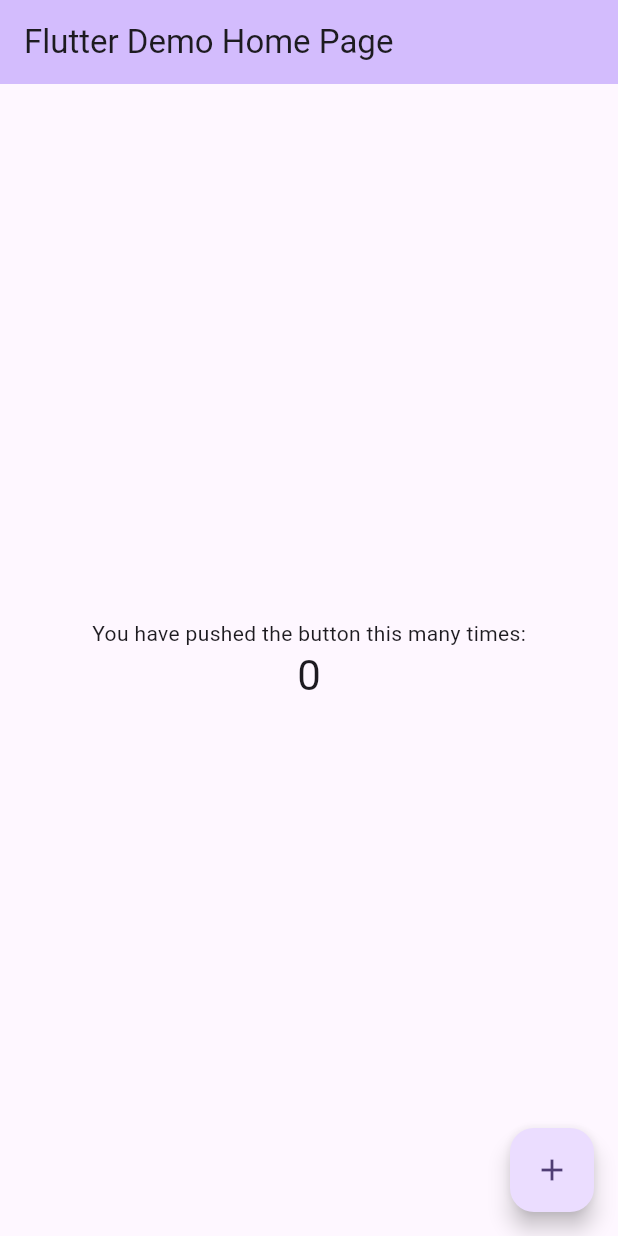
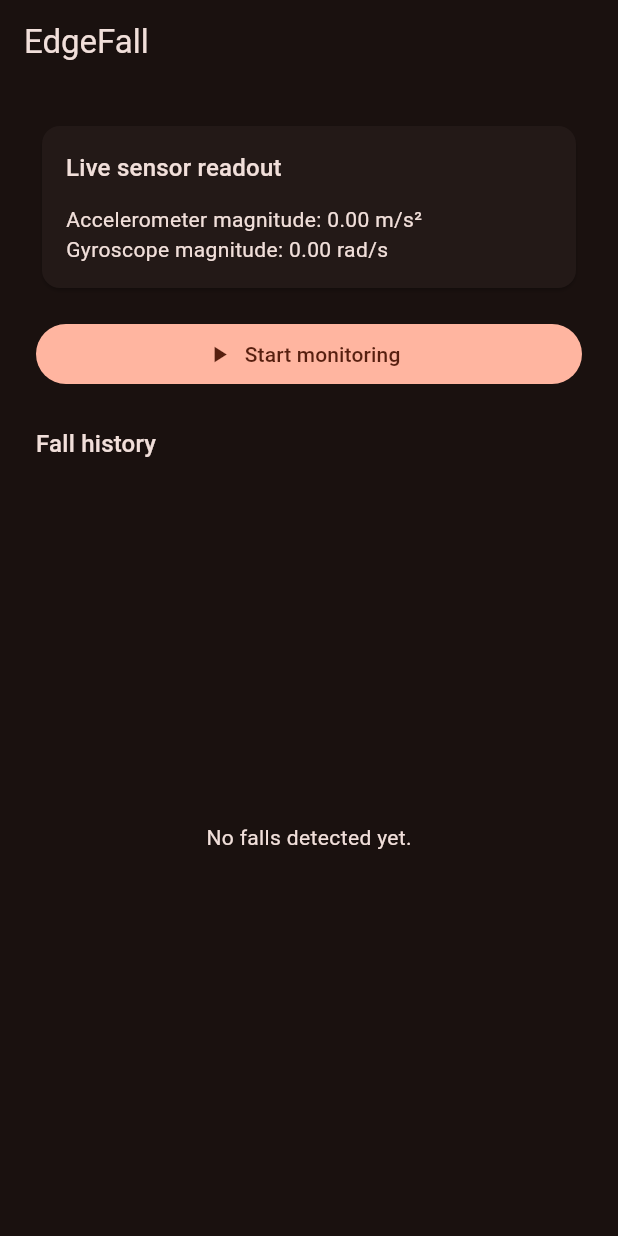
Before and after one commit to altf4-games/EdgeFall, a Flutter app: the screen it shows after launch, on a phone screen of 412 x 824 dp. Run offline on Flutter 3.47's test engine with Material 3 defaults, Android fonts, the phone set to English and light mode, and no system bars; our stand-ins replace flutter_local_notifications, sensors_plus; missing offline and left inert: flutter_background_service; statements that could not run were skipped.

Commit message:
Implement threshold-based fall detection with background service and local alerts

```diff
--- a/lib/main.dart
+++ b/lib/main.dart
@@ -1,122 +1,182 @@
+import 'dart:async';
+
 import 'package:flutter/material.dart';
+import 'package:flutter_background_service/flutter_background_service.dart';
+import 'package:sensors_plus/sensors_plus.dart';
 
-void main() {
-  runApp(const MyApp());
+import 'models/motion_sample.dart';
+import 'services/background_service.dart';
+import 'services/notification_service.dart';
+
+void main() async {
+  WidgetsFlutterBinding.ensureInitialized();
+  await NotificationService.init();
+  await initBackgroundService();
+  runApp(const EdgeFallApp());
 }
 
-class MyApp extends StatelessWidget {
-  const MyApp({super.key});
+class EdgeFallApp extends StatelessWidget {
+  const EdgeFallApp({super.key});
 
-  // This widget is the root of your application.
   @override
   Widget build(BuildContext context) {
     return MaterialApp(
-      title: 'Flutter Demo',
+      title: 'EdgeFall',
       theme: ThemeData(
-        // This is the theme of your application.
-        //
-        // TRY THIS: Try running your application with "flutter run". You'll see
-        // the application has a purple toolbar. Then, without quitting the app,
-        // try changing the seedColor in the colorScheme below to Colors.green
-        // and then invoke "hot reload" (save your changes or press the "hot
-        // reload" button in a Flutter-supported IDE, or press "r" if you used
-        // the command line to start the app).
-        //
-        // Notice that the counter didn't reset back to zero; the application
-        // state is not lost during the reload. To reset the state, use hot
-        // restart instead.
-        //
-        // This works for code too, not just values: Most code changes can be
-        // tested with just a hot reload.
-        colorScheme: .fromSeed(seedColor: Colors.deepPurple),
+        colorSchemeSeed: Colors.deepOrange,
+        brightness: Brightness.dark,
+        useMaterial3: true,
       ),
-      home: const MyHomePage(title: 'Flutter Demo Home Page'),
+      home: const MonitorPage(),
     );
   }
 }
 
-class MyHomePage extends StatefulWidget {
-  const MyHomePage({super.key, required this.title});
-
-  // This widget is the home page of your application. It is stateful, meaning
-  // that it has a State object (defined below) that contains fields that affect
-  // how it looks.
-
-  // This class is the configuration for the state. It holds the values (in this
-  // case the title) provided by the parent (in this case the App widget) and
-  // used by the build method of the State. Fields in a Widget subclass are
-  // always marked "final".
-
-  final String title;
+class MonitorPage extends StatefulWidget {
+  const MonitorPage({super.key});
 
   @override
-  State<MyHomePage> createState() => _MyHomePageState();
+  State<MonitorPage> createState() => _MonitorPageState();
 }
 
-class _MyHomePageState extends State<MyHomePage> {
-  int _counter = 0;
+class _MonitorPageState extends State<MonitorPage> {
+  StreamSubscription<AccelerometerEvent>? _accelSub;
+  StreamSubscription<GyroscopeEvent>? _gyroSub;
+  StreamSubscription<Map<String, dynamic>?>? _fallSub;
 
-  void _incrementCounter() {
-    setState(() {
-      // This call to setState tells the Flutter framework that something has
-      // changed in this State, which causes it to rerun the build method below
-      // so that the display can reflect the updated values. If we changed
-      // _counter without calling setState(), then the build method would not be
-      // called again, and so nothing would appear to happen.
-      _counter++;
+  double _accelMagnitude = 0;
+  double _gyroMagnitude = 0;
+  bool _monitoring = false;
+  final List<DateTime> _fallHistory = [];
+
+  @override
+  void initState() {
+    super.initState();
+    _subscribeToRawSensors();
+    _fallSub = FlutterBackgroundService()
+        .on(fallEventChannel)
+        .listen(_onFallDetected);
+    FlutterBackgroundService().isRunning().then((running) {
+      if (mounted) setState(() => _monitoring = running);
     });
+  }
+
+  void _subscribeToRawSensors() {
+    _accelSub = accelerometerEventStream(
+      samplingPeriod: SensorInterval.uiInterval,
+    ).listen((event) {
+      if (!mounted) return;
+      setState(() {
+        _accelMagnitude =
+            MotionSample.magnitude(event.x, event.y, event.z);
+      });
+    });
+    _gyroSub = gyroscopeEventStream(
+      samplingPeriod: SensorInterval.uiInterval,
+    ).listen((event) {
+      if (!mounted) return;
+      setState(() {
+        _gyroMagnitude = MotionSample.magnitude(event.x, event.y, event.z);
+      });
+    });
+  }
+
+  void _onFallDetected(Map<String, dynamic>? event) {
+    if (event == null) return;
+    final timestamp = DateTime.parse(event['timestamp'] as String);
+    setState(() => _fallHistory.insert(0, timestamp));
+    if (mounted) {
+      showDialog(
+        context: context,
+        builder: (context) => AlertDialog(
+          title: const Text('Possible fall detected'),
+          content: Text(
+              'A fall-like impact was detected at ${_formatTime(timestamp)}.'),
+          actions: [
+            TextButton(
+              onPressed: () => Navigator.of(context).pop(),
+              child: const Text('OK'),
+            ),
+          ],
+        ),
+      );
+    }
+  }
+
+  Future<void> _toggleMonitoring() async {
+    final service = FlutterBackgroundService();
+    if (_monitoring) {
+      service.invoke('stopService');
+      await NotificationService.cancelMonitoringStatus();
+      setState(() => _monitoring = false);
+    } else {
+      await service.startService();
+      setState(() => _monitoring = true);
+    }
+  }
+
+  String _formatTime(DateTime t) =>
+      '${t.hour.toString().padLeft(2, '0')}:${t.minute.toString().padLeft(2, '0')}:${t.second.toString().padLeft(2, '0')}';
+
+  @override
+  void dispose() {
+    _accelSub?.cancel();
+    _gyroSub?.cancel();
+    _fallSub?.cancel();
+    super.dispose();
   }
 
   @override
   Widget build(BuildContext context) {
-    // This method is rerun every time setState is called, for instance as done
-    // by the _incrementCounter method above.
-    //
-    // The Flutter framework has been optimized to make rerunning build methods
-    // fast, so that you can just rebuild anything that needs updating rather
-    // than having to individually change instances of widgets.
     return Scaffold(
-      appBar: AppBar(
-        // TRY THIS: Try changing the color here to a specific color (to
-        // Colors.amber, perhaps?) and trigger a hot reload to see the AppBar
-        // change color while the other colors stay the same.
-        backgroundColor: Theme.of(context).colorScheme.inversePrimary,
-        // Here we take the value from the MyHomePage object that was created by
-        // the App.build method, and use it to set our appbar title.
-        title: Text(widget.title),
-      ),
-      body: Center(
-        // Center is a layout widget. It takes a single child and positions it
-        // in the middle of the parent.
+      appBar: AppBar(title: const Text('EdgeFall')),
+      body: Padding(
+        padding: const EdgeInsets.all(24),
         child: Column(
-          // Column is also a layout widget. It takes a list of children and
-          // arranges them vertically. By default, it sizes itself to fit its
-          // children horizontally, and tries to be as tall as its parent.
-          //
-          // Column has various properties to control how it sizes itself and
-          // how it positions its children. Here we use mainAxisAlignment to
-          // center the children vertically; the main axis here is the vertical
-          // axis because Columns are vertical (the cross axis would be
-          // horizontal).
-          //
-          // TRY THIS: Invoke "debug painting" (choose the "Toggle Debug Paint"
-          // action in the IDE, or press "p" in the console), to see the
-          // wireframe for each widget.
-          mainAxisAlignment: .center,
+          crossAxisAlignment: CrossAxisAlignment.stretch,
           children: [
-            const Text('You have pushed the button this many times:'),
-            Text(
-              '$_counter',
-              style: Theme.of(context).textTheme.headlineMedium,
+            Card(
+              child: Padding(
+                padding: const EdgeInsets.all(16),
+                child: Column(
+                  crossAxisAlignment: CrossAxisAlignment.start,
+                  children: [
+                    Text('Live sensor readout',
+                        style: Theme.of(context).textTheme.titleMedium),
+                    const SizedBox(height: 12),
+                    Text(
+                        'Accelerometer magnitude: ${_accelMagnitude.toStringAsFixed(2)} m/s²'),
+                    Text(
+                        'Gyroscope magnitude: ${_gyroMagnitude.toStringAsFixed(2)} rad/s'),
+                  ],
+                ),
+              ),
+            ),
+            const SizedBox(height: 16),
+            FilledButton.icon(
+              onPressed: _toggleMonitoring,
+              icon: Icon(_monitoring ? Icons.stop : Icons.play_arrow),
+              label: Text(
+                  _monitoring ? 'Stop monitoring' : 'Start monitoring'),
+            ),
+            const SizedBox(height: 24),
+            Text('Fall history', style: Theme.of(context).textTheme.titleMedium),
+            const SizedBox(height: 8),
+            Expanded(
+              child: _fallHistory.isEmpty
+                  ? const Center(child: Text('No falls detected yet.'))
+                  : ListView.builder(
+                      itemCount: _fallHistory.length,
+                      itemBuilder: (context, index) => ListTile(
+                        leading: const Icon(Icons.warning_amber_rounded,
+                            color: Colors.orange),
+                        title: Text(_formatTime(_fallHistory[index])),
+                      ),
+                    ),
             ),
           ],
         ),
       ),
-      floatingActionButton: FloatingActionButton(
-        onPressed: _incrementCounter,
-        tooltip: 'Increment',
-        child: const Icon(Icons.add),
-      ),
     );
   }
 }
--- /dev/null
+++ b/lib/models/motion_sample.dart
@@ -0,0 +1,18 @@
+import 'dart:math';
+
+/// One synchronized reading of accelerometer + gyroscope magnitudes.
+class MotionSample {
+  final DateTime timestamp;
+  final double accelMagnitude; // m/s^2, includes gravity
+  final double gyroMagnitude; // rad/s
+
+  MotionSample({
+    required this.timestamp,
+    required this.accelMagnitude,
+    required this.gyroMagnitude,
+  });
+
+  static double magnitude(double x, double y, double z) {
+    return sqrt(x * x + y * y + z * z);
+  }
+}
--- /dev/null
+++ b/lib/services/notification_service.dart
@@ -0,0 +1,79 @@
+import 'package:flutter_local_notifications/flutter_local_notifications.dart';
+
+class NotificationService {
+  static final FlutterLocalNotificationsPlugin _plugin =
+      FlutterLocalNotificationsPlugin();
+
+  static const AndroidNotificationChannel monitoringChannel =
+      AndroidNotificationChannel(
+    'edgefall_monitoring',
+    'Fall monitoring',
+    description: 'Shows that EdgeFall is actively watching for falls.',
+    importance: Importance.low,
+  );
+
+  static const AndroidNotificationChannel alertChannel =
+      AndroidNotificationChannel(
+    'edgefall_alert',
+    'Fall alerts',
+    description: 'Triggered when a possible fall is detected.',
+    importance: Importance.max,
+  );
+
+  static Future<void> init() async {
+    const androidInit = AndroidInitializationSettings('@mipmap/ic_launcher');
+    const initSettings = InitializationSettings(android: androidInit);
+    await _plugin.initialize(initSettings);
+
+    final androidPlugin = _plugin.resolvePlatformSpecificImplementation<
+        AndroidFlutterLocalNotificationsPlugin>();
+    await androidPlugin?.createNotificationChannel(monitoringChannel);
+    await androidPlugin?.createNotificationChannel(alertChannel);
+    await androidPlugin?.requestNotificationsPermission();
+  }
+
+  static Future<void> showFallAlert(DateTime timestamp) async {
+    await _plugin.show(
+      1,
+      'Possible fall detected',
+      'A sudden impact followed by stillness was detected at '
+          '${timestamp.hour.toString().padLeft(2, '0')}:'
+          '${timestamp.minute.toString().padLeft(2, '0')}:'
+          '${timestamp.second.toString().padLeft(2, '0')}. Tap to open EdgeFall.',
+      const NotificationDetails(
+        android: AndroidNotificationDetails(
+          'edgefall_alert',
+          'Fall alerts',
+          channelDescription: 'Triggered when a possible fall is detected.',
+          importance: Importance.max,
+          priority: Priority.high,
+          fullScreenIntent: true,
+        ),
+      ),
+    );
+  }
+
+  static Future<void> showMonitoringStatus(String message) async {
+    await _plugin.show(
+      0,
+      'EdgeFall monitoring',
+      message,
+      const NotificationDetails(
+        android: AndroidNotificationDetails(
+          'edgefall_monitoring',
+          'Fall monitoring',
+          channelDescription:
+              'Shows that EdgeFall is actively watching for falls.',
+          importance: Importance.low,
+          priority: Priority.low,
+          ongoing: true,
+          onlyAlertOnce: true,
+        ),
+      ),
+    );
+  }
+
+  static Future<void> cancelMonitoringStatus() async {
+    await _plugin.cancel(0);
+  }
+}
--- a/pubspec.yaml
+++ b/pubspec.yaml
@@ -37,7 +37,6 @@ dependencies:
   sensors_plus: ^6.1.1
   flutter_background_service: ^5.1.0
   flutter_local_notifications: ^18.0.1
-  permission_handler: ^11.3.1
 
 dev_dependencies:
   flutter_test:
```
Also changed, not shown: lib/services/background_service.dart (added, +96 -0 lines), lib/services/fall_detector.dart (added, +86 -0 lines), pubspec.lock, 3 other files.
